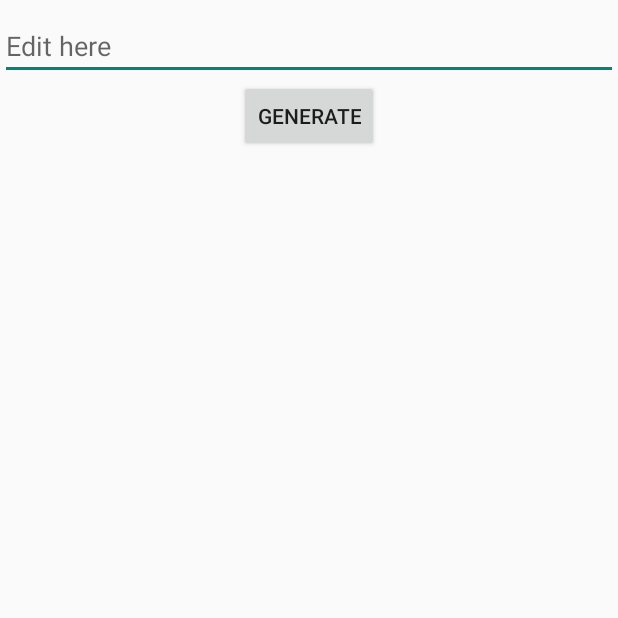
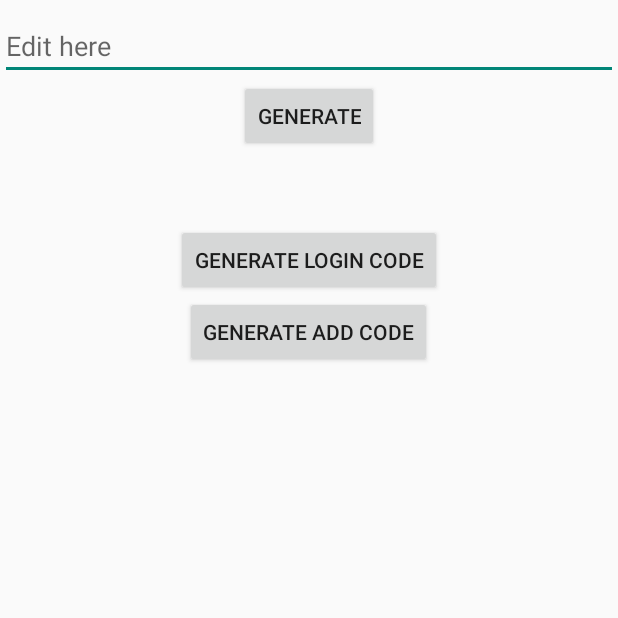
Before and after one commit to LuongTuGitHub/Message_update, an Android app: the GenerateCode screen opened directly, with no data from a screen before it, on a phone screen of 412 x 824 dp, the top half of it. Run offline under Robolectric (Android 15) with nearby library versions, the phone set to English and light mode, and no system bars; our stand-ins replace Firebase (no records; nobody signed in at launch, a user with empty details on screens opened directly).

Commit message:
thêm nút gen code login và gen code add

```diff
--- a/app/src/main/res/layout/activity_generate_code.xml
+++ b/app/src/main/res/layout/activity_generate_code.xml
@@ -36,4 +36,20 @@
         android:layout_below="@id/generate1"
         android:layout_centerHorizontal="true"
         android:text="SAVE" />
+
+    <Button
+        android:id="@+id/generateAddCode"
+        android:layout_width="wrap_content"
+        android:layout_height="wrap_content"
+        android:layout_below="@+id/save1"
+        android:layout_centerHorizontal="true"
+        android:text="Generate login code" />
+
+    <Button
+        android:id="@+id/generateLoginCode"
+        android:layout_width="wrap_content"
+        android:layout_height="wrap_content"
+        android:layout_below="@+id/generateAddCode"
+        android:layout_centerHorizontal="true"
+        android:text="Generate Add code" />
 </RelativeLayout>
```
Also changed, not shown: app/src/main/java/application/tool/activity/message/GenerateCode.java (+105 -0 lines), app/src/main/java/application/tool/activity/message/get/QRCode.java (+21 -3 lines).
